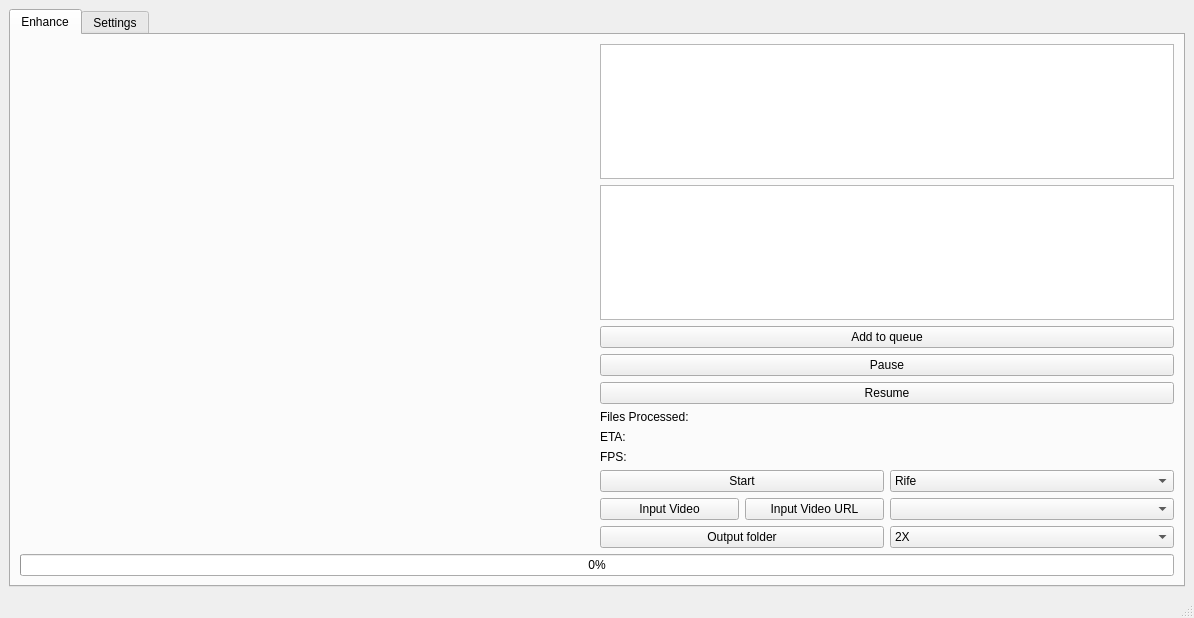
This is mainwindow.ui in TNTwise/REAL-Video-Enhancer as Qt 5 draws it before an edit. The edited form follows.
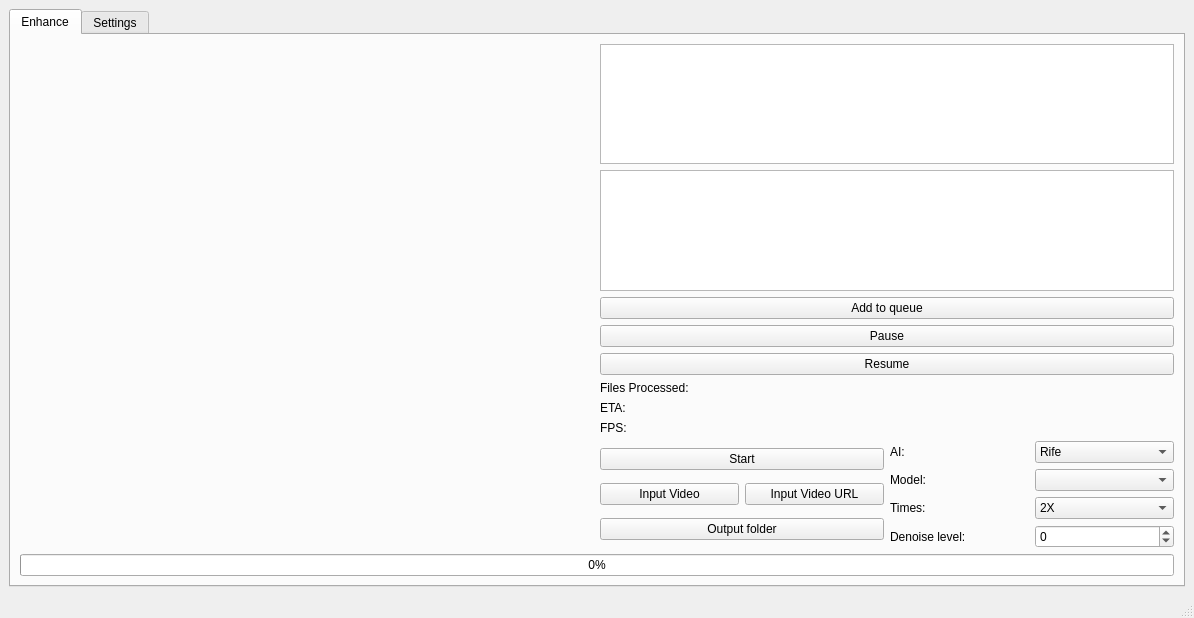
This is the edited form. Icons and pictures are not drawn.

Patch:
```diff
--- a/mainwindow.ui
+++ b/mainwindow.ui
@@ -232,6 +232,15 @@
               <item>
                <layout class="QVBoxLayout" name="verticalLayout_3">
                 <item>
+                 <layout class="QHBoxLayout" name="horizontalLayout_5">
+                  <item>
+                   <widget class="QLabel" name="label_11">
+                    <property name="text">
+                     <string>AI:</string>
+                    </property>
+                   </widget>
+                  </item>
+                  <item>
                  <widget class="QComboBox" name="AICombo">
                   <item>
                    <property name="text">
@@ -250,9 +259,31 @@
                   </item>
                  </widget>
                 </item>
+                 </layout>
+                </item>
+                <item>
+                 <layout class="QHBoxLayout" name="horizontalLayout_6">
+                  <item>
+                   <widget class="QLabel" name="label_12">
+                    <property name="text">
+                     <string>Model:</string>
+                    </property>
+                   </widget>
+                  </item>
                 <item>
                  <widget class="QComboBox" name="Rife_Model"/>
                 </item>
+                 </layout>
+                </item>
+                <item>
+                 <layout class="QHBoxLayout" name="horizontalLayout_7">
+                  <item>
+                   <widget class="QLabel" name="label_14">
+                    <property name="text">
+                     <string>Times:</string>
+                    </property>
+                   </widget>
+                  </item>
                 <item>
                  <widget class="QComboBox" name="Rife_Times">
                   <property name="minimumSize">
@@ -277,6 +308,29 @@
                    </property>
                   </item>
                  </widget>
+                  </item>
+                 </layout>
+                </item>
+                <item>
+                 <layout class="QHBoxLayout" name="horizontalLayout_8">
+                  <item>
+                   <widget class="QLabel" name="denoiseLevelLabel">
+                    <property name="text">
+                     <string>Denoise level:</string>
+                    </property>
+                   </widget>
+                  </item>
+                  <item>
+                   <widget class="QSpinBox" name="denoiseLevelSpinBox">
+                    <property name="minimum">
+                     <number>-1</number>
+                    </property>
+                    <property name="maximum">
+                     <number>3</number>
+                    </property>
+                   </widget>
+                  </item>
+                 </layout>
                 </item>
                </layout>
               </item>
```
Lines whose indentation alone changed are shown as unchanged.
